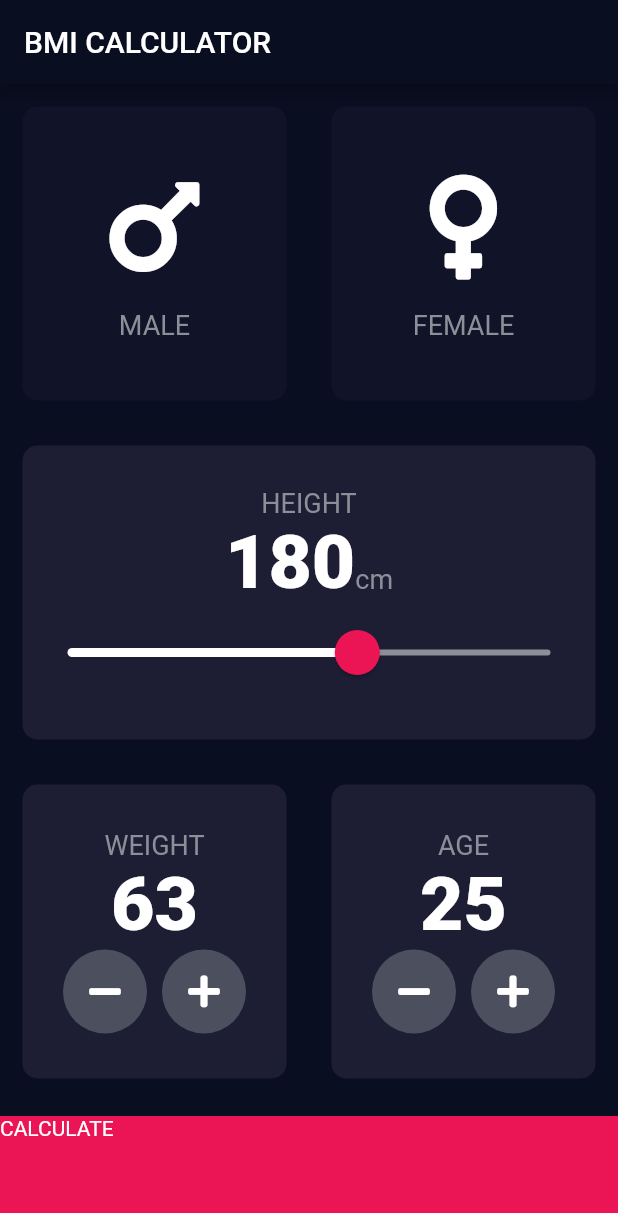
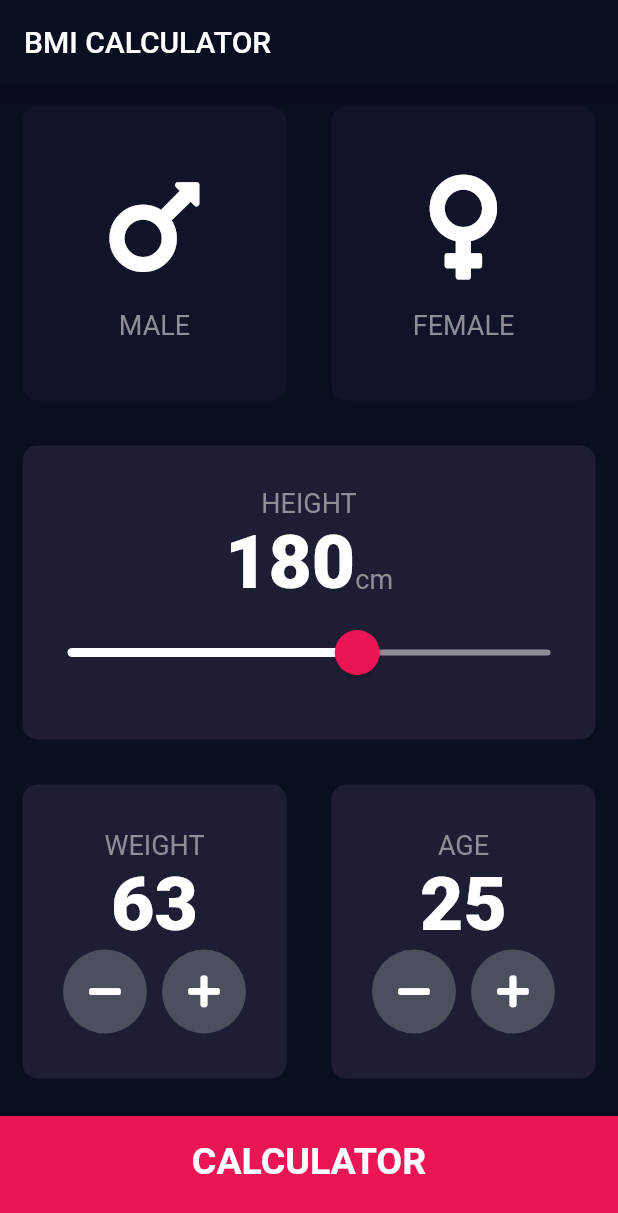
Before and after one commit to nitaicharan/-Udemy-TC2020FDBWD9, a Flutter app: the screen it shows after launch, on a phone screen of 412 x 824 dp. Shown: the top 1213 px of the screen. Run offline on Flutter 3.47's test engine with Material 2 defaults, Android fonts, the phone set to English and light mode, and no system bars; our stand-ins replace font_awesome_flutter.

Commit message:
126. Designing the Result Page

```diff
--- /dev/null
+++ b/lib/components/bottom_button.dart
@@ -0,0 +1,27 @@
+import 'package:flutter/material.dart';
+import 'package:bmi_calculator/content.dart';
+
+class BottomButton extends StatelessWidget {
+  BottomButton({@required this.onPress, @required this.text});
+  final Function onPress;
+  final String text;
+
+  @override
+  Widget build(BuildContext context) {
+    return GestureDetector(
+      onTap: this.onPress,
+      child: Container(
+        child: Center(
+          child: Text(
+            text,
+            style: kButtonStyle),
+        ),
+        color: kBottomColor,
+        padding: EdgeInsets.only(bottom: 20.0),
+        margin: EdgeInsets.only(top: 10.0),
+        width: double.infinity,
+        height: kBottomHeight,
+      ),
+    );
+  }
+}
--- a/lib/icon_content.dart
+++ b/lib/components/icon_content.dart
@@ -1,5 +1,5 @@
 import 'package:flutter/material.dart';
-import 'content.dart';
+import 'package:bmi_calculator/content.dart';
 
 class IconContent extends StatelessWidget {
   IconContent({this.icon, this.text});
--- /dev/null
+++ b/lib/components/round_icon_button.dart
@@ -0,0 +1,23 @@
+import 'package:flutter/material.dart';
+
+class RoundIconButton extends StatelessWidget {
+  RoundIconButton({@required this.icon, @required this.onPressed});
+
+  final IconData icon;
+  final Function onPressed;
+
+  @override
+  Widget build(BuildContext context) {
+    return RawMaterialButton(
+      elevation: 0.0,
+      child: Icon(this.icon),
+      onPressed: this.onPressed,
+      constraints: BoxConstraints.tightFor(
+        width: 56.0,
+        height: 56.0,
+      ),
+      shape: CircleBorder(),
+      fillColor: Color(0xFF4C4F5E),
+    );
+  }
+}
--- a/lib/content.dart
+++ b/lib/content.dart
@@ -6,3 +6,8 @@ const kTextStyle = TextStyle(fontSize: 18.0, color: Color(0xFF8D8E98));
 const Color inactiveColour = Color(0xFF111328);
 const Color activeColour = Color(0xFF1D1E33);
 const kNumberStyle = TextStyle(fontSize: 50.0, fontWeight: FontWeight.w900);
+const kTitleStyle = TextStyle(fontSize: 50.0, fontWeight: FontWeight.bold);
+const kButtonStyle = TextStyle(fontSize: 25.0, fontWeight: FontWeight.bold);
+const kResultStyle = TextStyle(color: Color(0xFF24D876), fontSize: 22.0, fontWeight: FontWeight.bold);
+const kBMIStyle = TextStyle(fontSize: 100.0, fontWeight: FontWeight.bold);
+const kBodyStyle = TextStyle(fontSize: 22.0);
--- a/lib/main.dart
+++ b/lib/main.dart
@@ -1,5 +1,5 @@
 import 'package:flutter/material.dart';
-import 'input_page.dart';
+import 'package:bmi_calculator/screens/input_page.dart';
 
 void main() => runApp(BMICalculator());
 
--- a/lib/input_page.dart
+++ b/lib/screens/input_page.dart
@@ -1,9 +1,11 @@
+import 'package:bmi_calculator/components/bottom_button.dart';
+import 'package:bmi_calculator/components/icon_content.dart';
+import 'package:bmi_calculator/components/reusable_card.dart';
+import 'package:bmi_calculator/components/round_icon_button.dart';
+import 'package:bmi_calculator/content.dart';
+import 'package:bmi_calculator/screens/results_page.dart';
+import 'package:font_awesome_flutter/font_awesome_flutter.dart';
 import 'package:flutter/material.dart';
-import 'package:font_awesome_flutter/font_awesome_flutter.dart';
-import 'icon_content.dart';
-import 'reusable_card.dart';
-import 'content.dart';
-import 'results_page.dart';
 
 enum Gender {
   male,
@@ -131,7 +133,7 @@ class _InputPageState extends State<InputPage> {
                         Row(
                           mainAxisAlignment: MainAxisAlignment.center,
                           children: <Widget>[
-                            IconButton(
+                            RoundIconButton(
                               icon: FontAwesomeIcons.minus,
                               onPressed: () => setState(
                                 () => this.weight--,
@@ -140,7 +142,7 @@ class _InputPageState extends State<InputPage> {
                             SizedBox(
                               width: 10.0,
                             ),
-                            IconButton(
+                            RoundIconButton(
                               icon: FontAwesomeIcons.plus,
                               onPressed: () => setState(
                                 () => this.weight++,
@@ -169,7 +171,7 @@ class _InputPageState extends State<InputPage> {
                         Row(
                           mainAxisAlignment: MainAxisAlignment.center,
                           children: <Widget>[
-                            IconButton(
+                            RoundIconButton(
                               icon: FontAwesomeIcons.minus,
                               onPressed: () => setState(
                                 () => age--,
@@ -178,7 +180,7 @@ class _InputPageState extends State<InputPage> {
                             SizedBox(
                               width: 10.0,
                             ),
-                            IconButton(
+                            RoundIconButton(
                               icon: FontAwesomeIcons.plus,
                               onPressed: () => setState(
                                 () => age++,
@@ -193,43 +195,15 @@ class _InputPageState extends State<InputPage> {
               ],
             ),
           ),
-          GestureDetector(
-            onTap: () => setState(() => Navigator.push(
-                context,
-                MaterialPageRoute(
-                  builder: (context) => ResultsPage(),
-                ))),
-            child: Container(
-              color: kBottomColor,
-              margin: EdgeInsets.only(top: 10.0),
-              width: double.infinity,
-              height: kBottomHeight,
-              child: Text('CALCULATE'),
-            ),
-          ),
+          BottomButton(
+            onPress: () => setState(() => Navigator.push(
+                  context,
+                  MaterialPageRoute(builder: (context) => ResultsPage()),
+                )),
+            text: 'CALCULATOR',
+          )
         ],
       ),
     );
   }
 }
-
-class IconButton extends StatelessWidget {
-  IconButton({@required this.icon, @required this.onPressed});
-  final IconData icon;
-  final Function onPressed;
-
-  @override
-  Widget build(BuildContext context) {
-    return RawMaterialButton(
-      elevation: 0.0,
-      child: Icon(this.icon),
-      onPressed: this.onPressed,
-      constraints: BoxConstraints.tightFor(
-        width: 56.0,
-        height: 56.0,
-      ),
-      shape: CircleBorder(),
-      fillColor: Color(0xFF4C4F5E),
-    );
-  }
-}
```
Also changed, not shown: lib/results_page.dart (deleted, +0 -12 lines), lib/screens/results_page.dart (added, +60 -0 lines), lib/components/reusable_card.dart (renamed from lib/reusable_card.dart), 4 other files.
